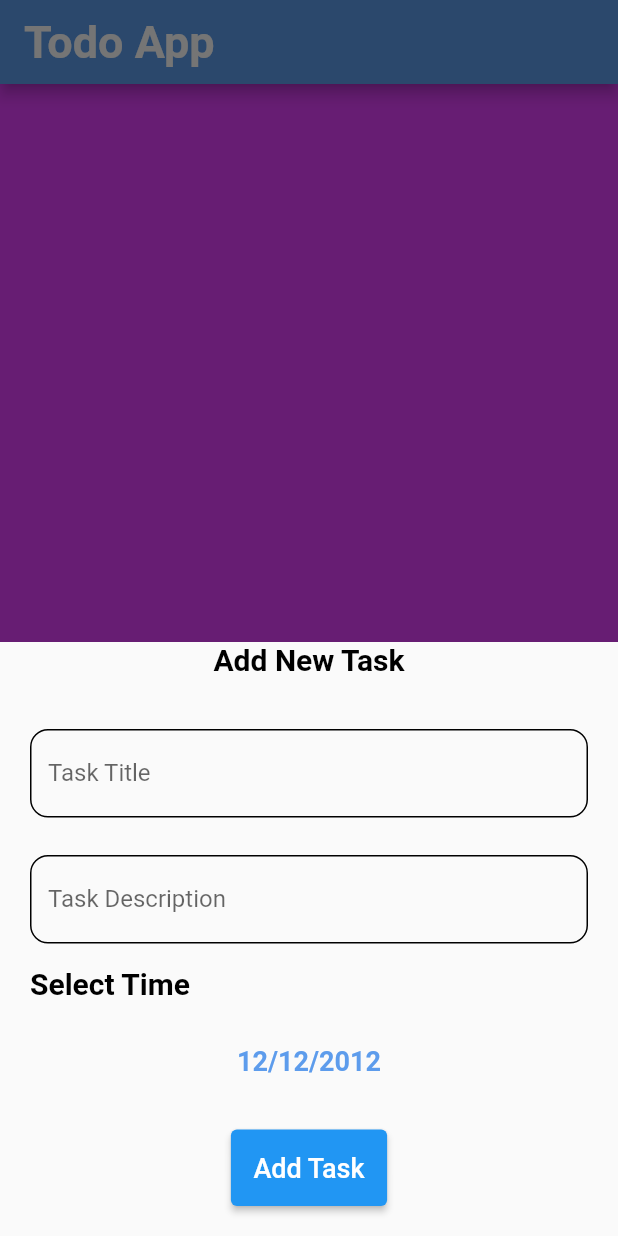
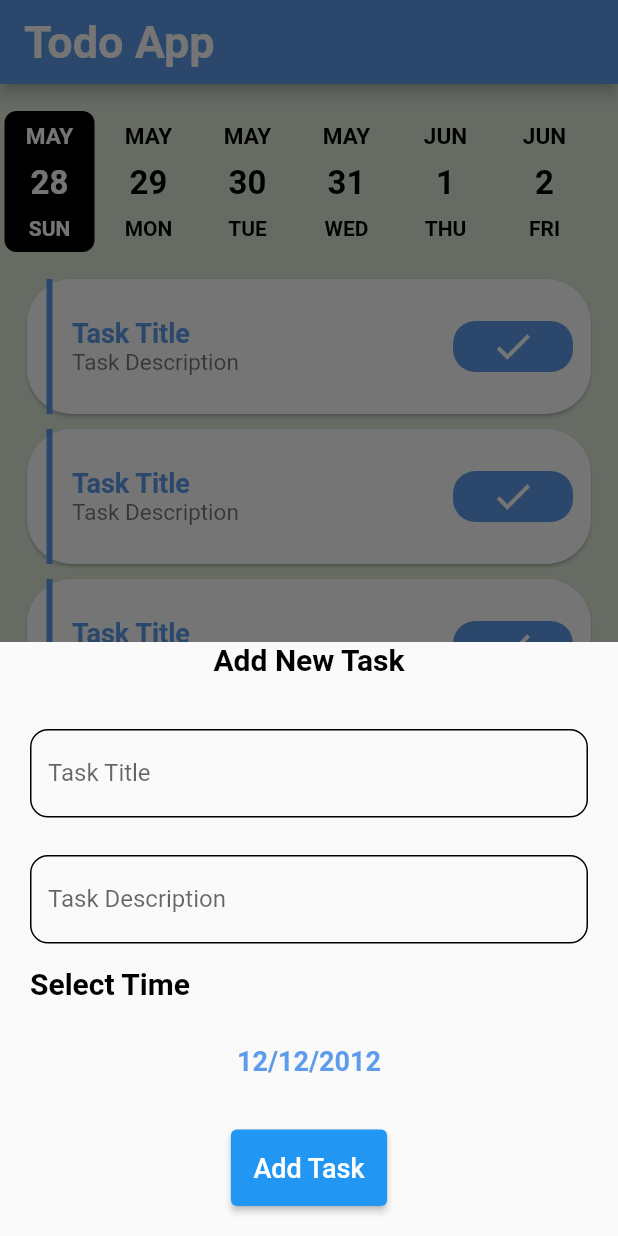
Before and after one commit to ehabhassan011/Todo_app_e, a Flutter app: the screen it shows after launch, after a tap on the "add" icon, on a phone screen of 412 x 824 dp. Run offline on Flutter 3.47's test engine with Material 2 defaults, Android fonts, the phone set to English and light mode, and no system bars; drawn by our look-alikes of date_picker_timeline, flutter_slidable.

Commit message:
finish task tap ui

```diff
--- a/lib/home_layout/home_layout.dart
+++ b/lib/home_layout/home_layout.dart
@@ -72,5 +72,8 @@ class _HomeLayoutState extends State<HomeLayout> {
         });
   }
 
-  var tabs = [SettengScreen(), TaskScreen()];
+  var tabs = [
+    TaskScreen(),
+    SettengScreen(),
+  ];
 }
--- a/lib/screens/Task_screen.dart
+++ b/lib/screens/Task_screen.dart
@@ -1,12 +1,55 @@
+import 'package:date_picker_timeline/date_picker_timeline.dart';
 import 'package:flutter/material.dart';
+import 'package:todo_app_e/screens/widgets/task_widgets.dart';
 
-class TaskScreen extends StatelessWidget {
+class TaskScreen extends StatefulWidget {
   static const String routeName = "task-screen";
 
   @override
+  State<TaskScreen> createState() => _TaskScreenState();
+}
+
+class _TaskScreenState extends State<TaskScreen> {
+  DateTime date = DateTime.now();
+
+  @override
   Widget build(BuildContext context) {
-    return Container(
-      color: Colors.green,
+    return Column(
+      children: [
+        SizedBox(
+          height: 15,
+        ),
+        DatePicker(
+          DateTime.now(),
+          initialSelectedDate: DateTime.now(),
+          selectionColor: Colors.black,
+          selectedTextColor: Colors.white,
+          height: 100,
+          dateTextStyle: TextStyle(fontSize: 22, color: Colors.black),
+          dayTextStyle: TextStyle(fontSize: 14, color: Colors.black),
+          monthTextStyle: TextStyle(fontSize: 15, color: Colors.black),
+          onDateChange: (newdate) {
+            // New date selected
+            setState(() {
+              date = newdate;
+            });
+          },
+        ),
+        SizedBox(
+          height: 15,
+        ),
+        Expanded(
+          child: ListView.separated(
+            separatorBuilder: (context, index) => SizedBox(
+              height: 10,
+            ),
+            itemBuilder: (context, index) {
+              return TaskWidget();
+            },
+            itemCount: 5,
+          ),
+        )
+      ],
     );
   }
 }
--- /dev/null
+++ b/lib/screens/widgets/task_widgets.dart
@@ -0,0 +1,77 @@
+import 'package:flutter/material.dart';
+import 'package:flutter_slidable/flutter_slidable.dart';
+
+class TaskWidget extends StatelessWidget {
+  const TaskWidget({Key? key}) : super(key: key);
+
+  @override
+  Widget build(BuildContext context) {
+    return Slidable(
+      startActionPane: ActionPane(motion: DrawerMotion(), children: [
+        SlidableAction(
+          borderRadius: BorderRadius.only(
+              topLeft: Radius.circular(12), bottomLeft: Radius.circular(12)),
+          backgroundColor: Colors.red,
+          onPressed: (context) {},
+          icon: Icons.delete,
+          label: "Delete",
+        ),
+        SlidableAction(
+          borderRadius: BorderRadius.only(
+              topRight: Radius.circular(12), bottomRight: Radius.circular(12)),
+          backgroundColor: Theme.of(context).primaryColor,
+          onPressed: (context) {},
+          icon: Icons.edit,
+          label: "Edit",
+        )
+      ]),
+      child: SizedBox(
+        child: Card(
+          shape:
+              RoundedRectangleBorder(borderRadius: BorderRadius.circular(30)),
+          margin: EdgeInsets.symmetric(horizontal: 18),
+          child: Row(
+            crossAxisAlignment: CrossAxisAlignment.center,
+            mainAxisAlignment: MainAxisAlignment.start,
+            children: [
+              Container(
+                height: 90,
+                child: VerticalDivider(
+                  width: 30,
+                  thickness: 4,
+                  color: Theme.of(context).primaryColor,
+                ),
+              ),
+              Column(
+                mainAxisAlignment: MainAxisAlignment.center,
+                crossAxisAlignment: CrossAxisAlignment.start,
+                children: [
+                  Text(
+                    "Task Title",
+                    style: Theme.of(context).textTheme.bodyMedium,
+                  ),
+                  Text(
+                    "Task Description",
+                    style: Theme.of(context).textTheme.bodySmall,
+                  ),
+                ],
+              ),
+              Spacer(),
+              Container(
+                  margin: EdgeInsets.only(right: 12),
+                  padding: EdgeInsets.symmetric(horizontal: 25, vertical: 2),
+                  decoration: BoxDecoration(
+                      borderRadius: BorderRadius.circular(15),
+                      color: Theme.of(context).primaryColor),
+                  child: Icon(
+                    Icons.done,
+                    size: 30,
+                    color: Colors.white,
+                  ))
+            ],
+          ),
+        ),
+      ),
+    );
+  }
+}
--- a/pubspec.yaml
+++ b/pubspec.yaml
@@ -35,7 +35,8 @@ dependencies:
   # The following adds the Cupertino Icons font to your application.
   # Use with the CupertinoIcons class for iOS style icons.
   cupertino_icons: ^1.0.2
-
+  date_picker_timeline: ^1.2.3
+  flutter_slidable: ^3.0.0
 
 dev_dependencies:
   flutter_test:
```
Also changed, not shown: pubspec.lock.
